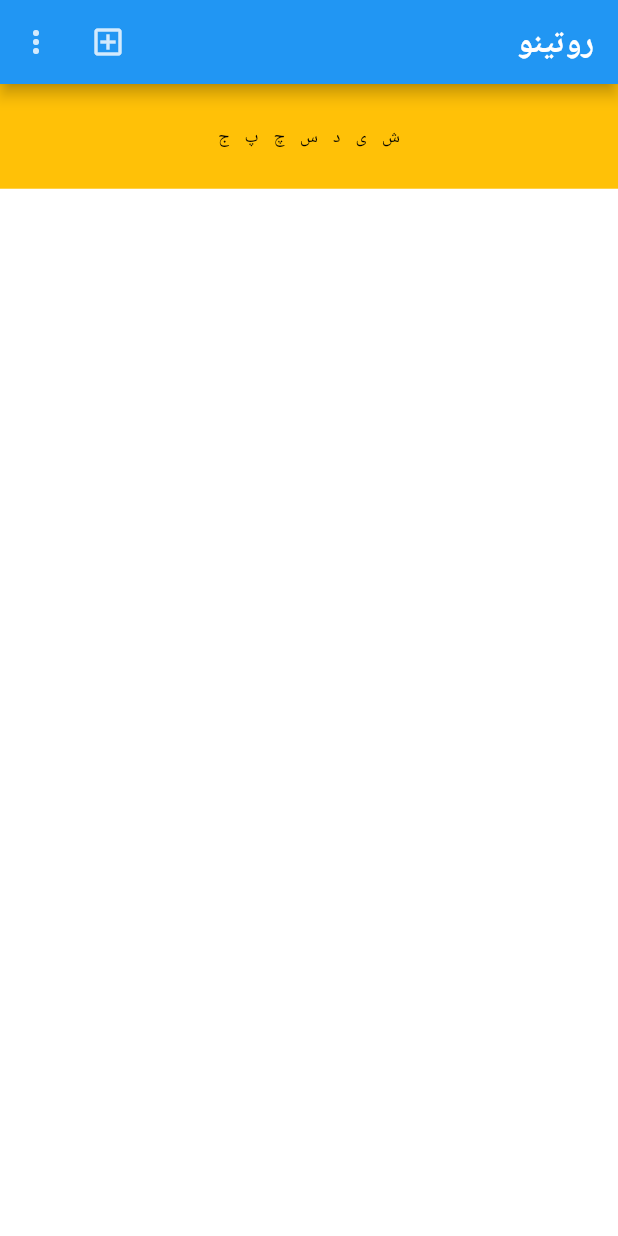
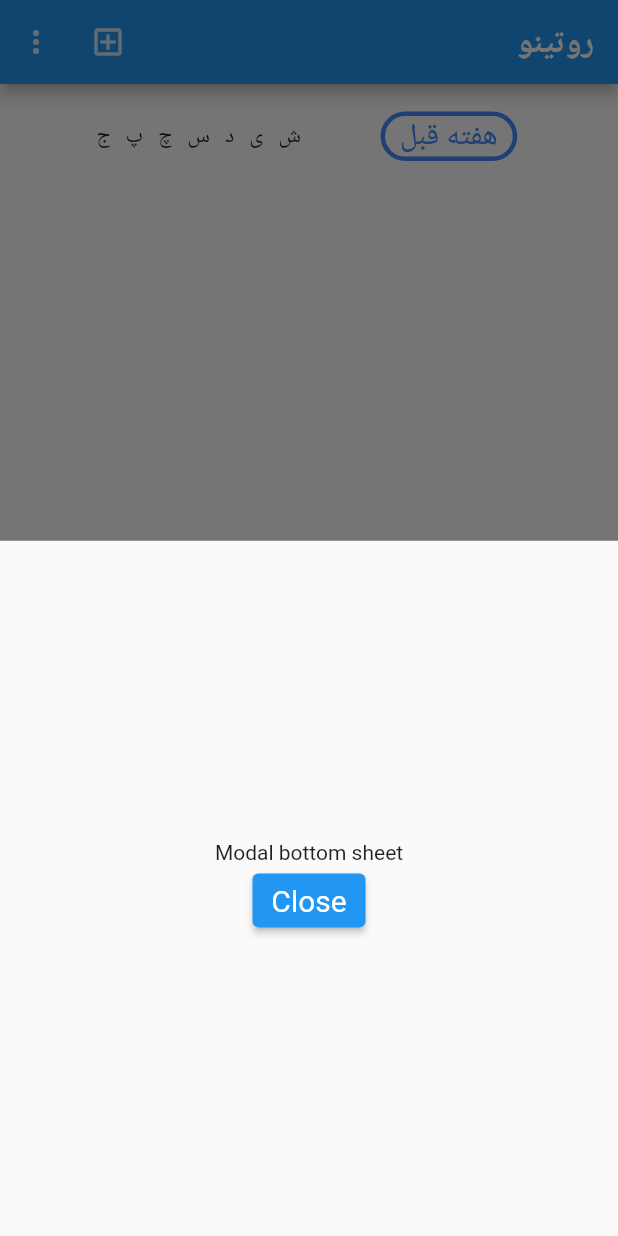
Before and after one commit to mahdadi78/rotino_clone_project, a Flutter app: the screen it shows after launch, after a tap on the "add box" icon, on a phone screen of 412 x 824 dp. Run offline on Flutter 3.47's test engine with Material 3 defaults, Android fonts, the phone set to English and light mode, and no system bars; our stand-ins replace get, google_fonts; network calls fail; Roboto replaces fonts that are missing (Lalezar).

Commit message:
ADD modall bottom Sheet

```diff
--- a/lib/Controllers/date_controller.dart
+++ b/lib/Controllers/date_controller.dart
@@ -17,9 +17,7 @@ class DateController extends GetxController {
   @override
   void onInit() {
     super.onInit();
-
     getWeekDay();
-    print(jome.value);
   }
 
   void getWeekDay() async {
@@ -38,7 +36,7 @@ class DateController extends GetxController {
 
 //todo weekDayNumber  set to home page    with my controller
   daySetter() {
-    if (weekDay.value == 0) {
+    if (weekDay.value == 7) {
       shanbe.value = true;
     } else if (weekDay.value == 1) {
       shanbe1.value = true;
@@ -66,7 +64,24 @@ class DateController extends GetxController {
         padding: const EdgeInsets.all(5.0),
         child: Text(
           champ,
-          style: Theme.of(context).textTheme.labelMedium,
+          style: Theme.of(context).textTheme.labelSmall,
+        ),
+      );
+    }
+  }
+
+  Widget dateNumWidget(context, bool eachShanbe, String champ) {
+    if (eachShanbe) {
+      return Padding(
+        padding: const EdgeInsets.all(5.0),
+        child: Text(champ, style: Theme.of(context).textTheme.labelLarge),
+      );
+    } else {
+      return Padding(
+        padding: const EdgeInsets.all(5.0),
+        child: Text(
+          champ,
+          style: Theme.of(context).textTheme.labelSmall,
         ),
       );
     }
--- a/lib/Controllers/themes/theme_controller.dart
+++ b/lib/Controllers/themes/theme_controller.dart
@@ -14,10 +14,11 @@ class MyThemes {
     textTheme: TextTheme(
       titleLarge: GoogleFonts.lalezar(
           color: Colors.black, fontSize: 22, fontWeight: FontWeight.bold),
-      bodySmall: GoogleFonts.lalezar(color: Colors.white, fontSize: 15),
-      labelSmall: GoogleFonts.lalezar(color: Colors.white, fontSize: 10),
+      bodySmall: GoogleFonts.lalezar(
+          color: const Color.fromARGB(255, 10, 7, 7), fontSize: 15),
+      labelSmall: GoogleFonts.lalezar(color: Colors.white, fontSize: 15),
       labelLarge: GoogleFonts.lalezar(
-          color: Colors.blueAccent, fontSize: 15, fontWeight: FontWeight.w400),
+          color: Colors.blueAccent, fontSize: 20, fontWeight: FontWeight.w400),
       titleSmall: GoogleFonts.lalezar(color: Colors.black, fontSize: 12),
     ),
     appBarTheme: const AppBarTheme(
@@ -26,7 +27,7 @@ class MyThemes {
     unselectedWidgetColor: Colors.white70,
     primaryColorLight: Colors.black,
     scaffoldBackgroundColor: Colors.grey.shade900,
-    primaryColor: const Color.fromARGB(255, 6, 28, 67),
+    primaryColor: Colors.blueAccent,
     secondaryHeaderColor: Colors.white,
     iconTheme: const IconThemeData(color: Colors.black, opacity: 0.8),
     // textSelectionTheme: const TextSelectionThemeData(
@@ -43,9 +44,9 @@ class MyThemes {
       titleLarge: GoogleFonts.lalezar(
           color: Colors.white, fontSize: 22, fontWeight: FontWeight.bold),
       bodySmall: GoogleFonts.lalezar(color: Colors.black, fontSize: 15),
-      labelSmall: GoogleFonts.lalezar(color: Colors.black87, fontSize: 10),
+      labelSmall: GoogleFonts.lalezar(color: Colors.black87, fontSize: 15),
       labelLarge: GoogleFonts.lalezar(
-          color: Colors.blueAccent, fontSize: 15, fontWeight: FontWeight.w400),
+          color: Colors.blueAccent, fontSize: 20, fontWeight: FontWeight.w400),
       titleSmall: GoogleFonts.lalezar(color: Colors.black, fontSize: 12),
     ),
     appBarTheme: const AppBarTheme(
@@ -54,7 +55,7 @@ class MyThemes {
     unselectedWidgetColor: Colors.black54,
     primaryColorLight: Colors.white,
     scaffoldBackgroundColor: Colors.white,
-    primaryColor: const Color(0xff7FC7D9),
+    primaryColor: Colors.blueAccent,
     secondaryHeaderColor: Colors.black,
     iconTheme: const IconThemeData(color: Colors.white, opacity: 0.8),
 
--- a/lib/Views/home_page.dart
+++ /dev/null
@@ -1,55 +0,0 @@
-import 'package:flutter/material.dart';
-import 'package:get/get.dart';
-import 'package:rotino_clone_project/Controllers/date_controller.dart';
-
-class MyHomePage extends StatelessWidget {
-  const MyHomePage({super.key});
-
-  @override
-  Widget build(BuildContext context) {
-    DateController controller = Get.put(DateController());
-    return Scaffold(
-      appBar: AppBar(
-        title: const Text('روتینو'),
-        actions: [
-          IconButton(
-              onPressed: () {}, icon: const Icon(Icons.add_box_outlined)),
-          IconButton(onPressed: () {}, icon: const Icon(Icons.more_vert)),
-        ],
-      ),
-      body: Column(
-        children: [
-          Expanded(
-            flex: 1,
-            child: Container(
-              color: Colors.amber,
-              child: Obx(
-                () => Row(
-                  mainAxisAlignment: MainAxisAlignment.center,
-                  crossAxisAlignment: CrossAxisAlignment.center,
-                  children: [
-                    controller.weekdayWidget(
-                        context, controller.shanbe.value, 'ش'),
-                    controller.weekdayWidget(
-                        context, controller.shanbe1.value, 'ی'),
-                    controller.weekdayWidget(
-                        context, controller.shanbe2.value, 'د'),
-                    controller.weekdayWidget(
-                        context, controller.shanbe3.value, 'س'),
-                    controller.weekdayWidget(
-                        context, controller.shanbe4.value, 'چ'),
-                    controller.weekdayWidget(
-                        context, controller.shanbe5.value, 'پ'),
-                    controller.weekdayWidget(
-                        context, controller.jome.value, 'ج'),
-                  ],
-                ),
-              ),
-            ),
-          ),
-          Expanded(flex: 10, child: Container()),
-        ],
-      ),
-    );
-  }
-}
--- /dev/null
+++ b/lib/Views/home_page/home_page.dart
@@ -0,0 +1,68 @@
+import 'package:flutter/material.dart';
+import 'package:get/get.dart';
+import 'package:rotino_clone_project/Controllers/date_controller.dart';
+import 'package:rotino_clone_project/Views/home_page/ui_helper/add_routin_button.dart';
+import 'package:rotino_clone_project/Views/home_page/ui_helper/more_details_botton.dart';
+
+class MyHomePage extends StatelessWidget {
+  const MyHomePage({super.key});
+
+  @override
+  Widget build(BuildContext context) {
+    DateController controller = Get.put(DateController());
+    return Scaffold(
+      appBar: AppBar(
+        title: const Text('روتینو'),
+        actions: const [
+          AddBotton(),
+          MoreDetailes(),
+        ],
+      ),
+      body: Column(
+        children: [
+          Expanded(
+            flex: 1,
+            child: dateWidget(context, controller),
+          ),
+          Expanded(flex: 10, child: SizedBox(child: Container())),
+        ],
+      ),
+    );
+  }
+
+  Obx dateWidget(BuildContext context, DateController controller) {
+    return Obx(
+      () => Row(
+        mainAxisAlignment: MainAxisAlignment.center,
+        crossAxisAlignment: CrossAxisAlignment.center,
+        children: [
+          TextButton.icon(
+            onPressed: () {},
+            label: Container(
+              padding: const EdgeInsets.symmetric(vertical: 0, horizontal: 10),
+              decoration: BoxDecoration(
+                borderRadius: BorderRadius.circular(20),
+                border:
+                    Border.all(width: 3, color: Theme.of(context).primaryColor),
+              ),
+              child: Text(
+                'هفته قبل',
+                style: Theme.of(context).textTheme.labelLarge,
+              ),
+            ),
+          ),
+          const SizedBox(
+            width: 40,
+          ),
+          controller.weekdayWidget(context, controller.shanbe.value, 'ش'),
+          controller.weekdayWidget(context, controller.shanbe1.value, 'ی'),
+          controller.weekdayWidget(context, controller.shanbe2.value, 'د'),
+          controller.weekdayWidget(context, controller.shanbe3.value, 'س'),
+          controller.weekdayWidget(context, controller.shanbe4.value, 'چ'),
+          controller.weekdayWidget(context, controller.shanbe5.value, 'پ'),
+          controller.weekdayWidget(context, controller.jome.value, 'ج'),
+        ],
+      ),
+    );
+  }
+}
--- /dev/null
+++ b/lib/Views/home_page/ui_helper/add_routin_button.dart
@@ -0,0 +1,35 @@
+import 'package:flutter/material.dart';
+
+class AddBotton extends StatelessWidget {
+  const AddBotton({
+    super.key,
+  });
+
+  @override
+  Widget build(BuildContext context) {
+    return IconButton(
+        onPressed: () {
+          showModalBottomSheet<void>(
+            context: context,
+            builder: (BuildContext context) {
+              return SizedBox.expand(
+                child: Center(
+                  child: Column(
+                    mainAxisAlignment: MainAxisAlignment.center,
+                    mainAxisSize: MainAxisSize.min,
+                    children: <Widget>[
+                      const Text('Modal bottom sheet'),
+                      ElevatedButton(
+                        child: const Text('Close'),
+                        onPressed: () => Navigator.pop(context),
+                      ),
+                    ],
+                  ),
+                ),
+              );
+            },
+          );
+        },
+        icon: const Icon(Icons.add_box_outlined));
+  }
+}
--- /dev/null
+++ b/lib/Views/home_page/ui_helper/more_details_botton.dart
@@ -0,0 +1,15 @@
+import 'package:flutter/material.dart';
+
+class MoreDetailes extends StatelessWidget {
+  const MoreDetailes({
+    super.key,
+  });
+
+  @override
+  Widget build(BuildContext context) {
+    return IconButton(
+      icon: const Icon(Icons.more_vert),
+      onPressed: () {},
+    );
+  }
+}
--- a/lib/main.dart
+++ b/lib/main.dart
@@ -1,6 +1,6 @@
 import 'package:flutter/material.dart';
 import 'package:get/get.dart';
-import 'package:rotino_clone_project/Views/home_page.dart';
+import 'package:rotino_clone_project/Views/home_page/home_page.dart';
 import 'package:rotino_clone_project/Controllers/themes/theme_controller.dart';
 
 void main() {
--- a/pubspec.yaml
+++ b/pubspec.yaml
@@ -31,7 +31,6 @@ dependencies:
   google_fonts: ^6.2.1
   http: ^1.2.2
   get: ^4.6.6
-
   flutter:
     sdk: flutter
 
```
